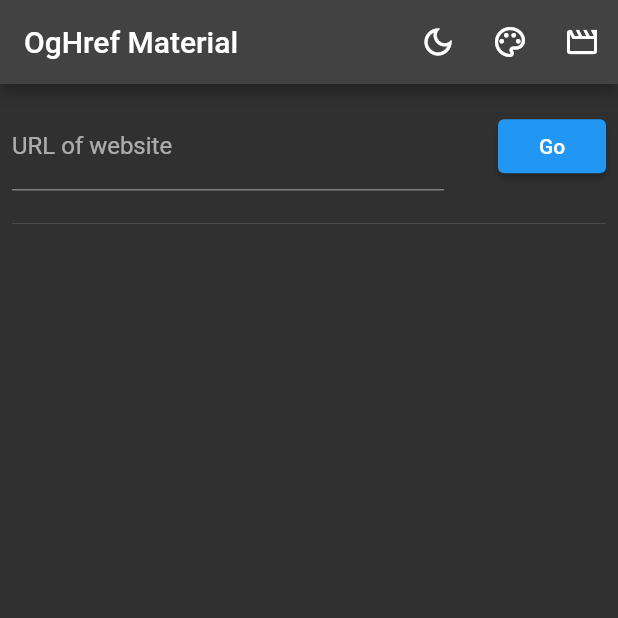
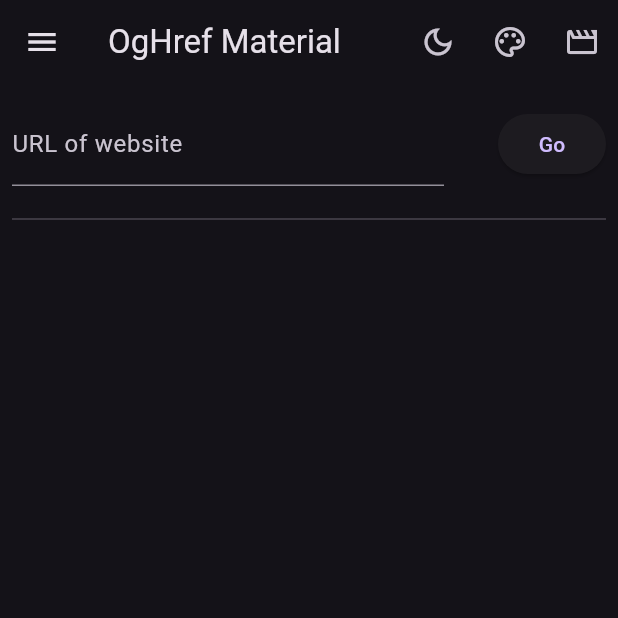
Before and after one commit to rk0cc/oghref, a Flutter app: the screen it shows after launch, after a tap on the "light mode" icon, on a phone screen of 412 x 824 dp, the top half of it. Run offline on Flutter 3.47's test engine with Material 3 defaults, Android fonts, the phone set to English and light mode, and no system bars; our stand-ins replace fluentui_system_icons; missing offline and left inert: dart:html, fluent_ui, media_kit, media_kit_video, mime_dart.

Commit message:
Reimpl widgets in material

```diff
--- a/widgets/material/example/lib/app.dart
+++ b/widgets/material/example/lib/app.dart
@@ -113,6 +113,21 @@ class _OgHrefMaterialExampleHomeState extends State<OgHrefMaterialExampleHome> {
                   },
                   icon: Icon(multimedia ? Icons.movie : Icons.movie_outlined)))
         ]),
+        drawer: Drawer(
+          child: ListView(
+            padding: EdgeInsets.zero,
+            children: [
+              const DrawerHeader(child: null),
+              ListTile(
+                leading: const Icon(Icons.keyboard_return),
+                title: const Text("Redirect"), trailing: Switch(value: MetaFetch().allowRedirect, onChanged: (newVal) {
+                setState(() {
+                  MetaFetch().allowRedirect = newVal;
+                });
+              }))
+            ],
+          ),
+        ),
         body: Column(
           children: [
             Padding(
--- a/widgets/material/example/lib/theme_preference.dart
+++ b/widgets/material/example/lib/theme_preference.dart
@@ -4,7 +4,7 @@ final class ThemePreference extends ChangeNotifier {
   bool _materialThree;
   bool _darkMode;
 
-  ThemePreference({bool materialThree = false, bool darkMode = false})
+  ThemePreference({bool materialThree = true, bool darkMode = false})
       : _materialThree = materialThree,
         _darkMode = darkMode;
 
--- a/widgets/material/lib/oghref_material.dart
+++ b/widgets/material/lib/oghref_material.dart
@@ -16,6 +16,8 @@ abstract final class OgHrefMaterialBinding {
   /// Initalize all necessary setup which will be required to used later.
   static void ensureInitialized() {
     MediaKit.ensureInitialized();
-    MetaFetch().register(const OpenGraphPropertyParser());
+    MetaFetch()
+      ..register(const OpenGraphPropertyParser())
+      ..primaryPrefix = "og";
   }
 }
--- a/widgets/material/lib/src/widgets/tile.dart
+++ b/widgets/material/lib/src/widgets/tile.dart
@@ -143,6 +143,7 @@ base class OgHrefMaterialTile extends StatelessWidget
               onTap: () => _openLinkConfirm(context, openLink));
         },
         onFetchFailed: (context, exception, openLink) => ListTile(
+            leading: const Icon(Icons.web),
             title: Text("$url",
                 style: tileTitleTextStyle, overflow: TextOverflow.ellipsis),
             onTap: () => _openLinkConfirm(context, openLink)),
--- a/widgets/material/pubspec.yaml
+++ b/widgets/material/pubspec.yaml
@@ -14,9 +14,9 @@ environment:
 dependencies:
   flutter:
     sdk: flutter
-  oghref_builder: ^3.0.0
+  oghref_builder: ^3.0.1
   oghref_media_control: ^3.0.5
-  oghref_model: ^2.1.0
+  oghref_model: ^2.1.1
   meta: ^1.9.1
   media_kit: ^1.1.10+1
 dev_dependencies:
```
Also changed, not shown: widgets/material/example/pubspec.lock, 1 other file.
